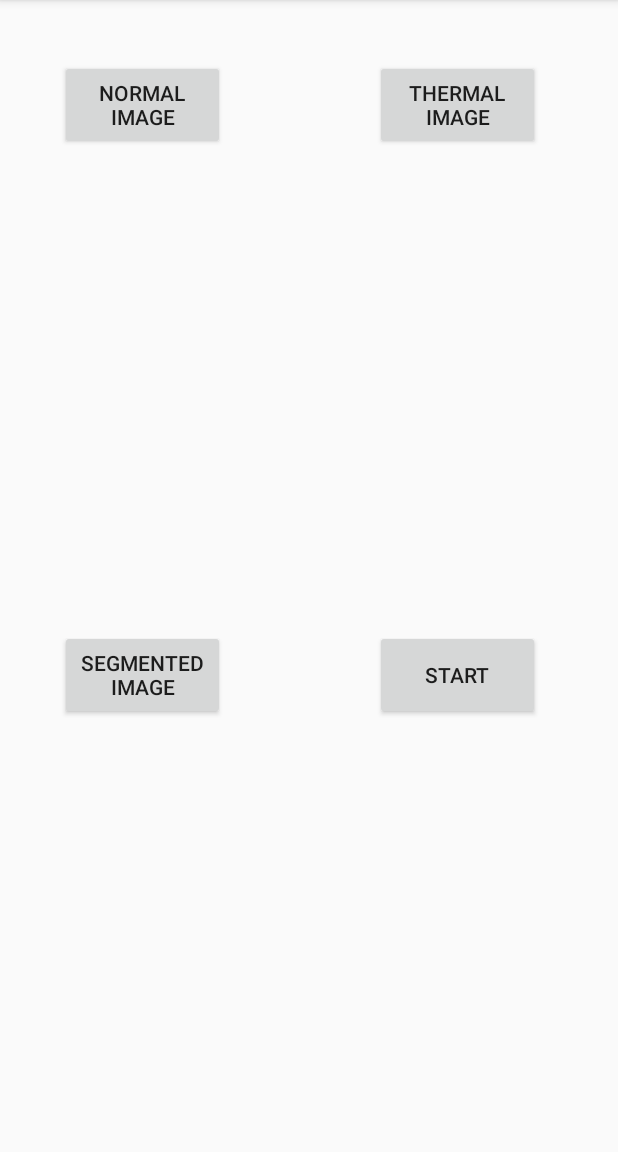
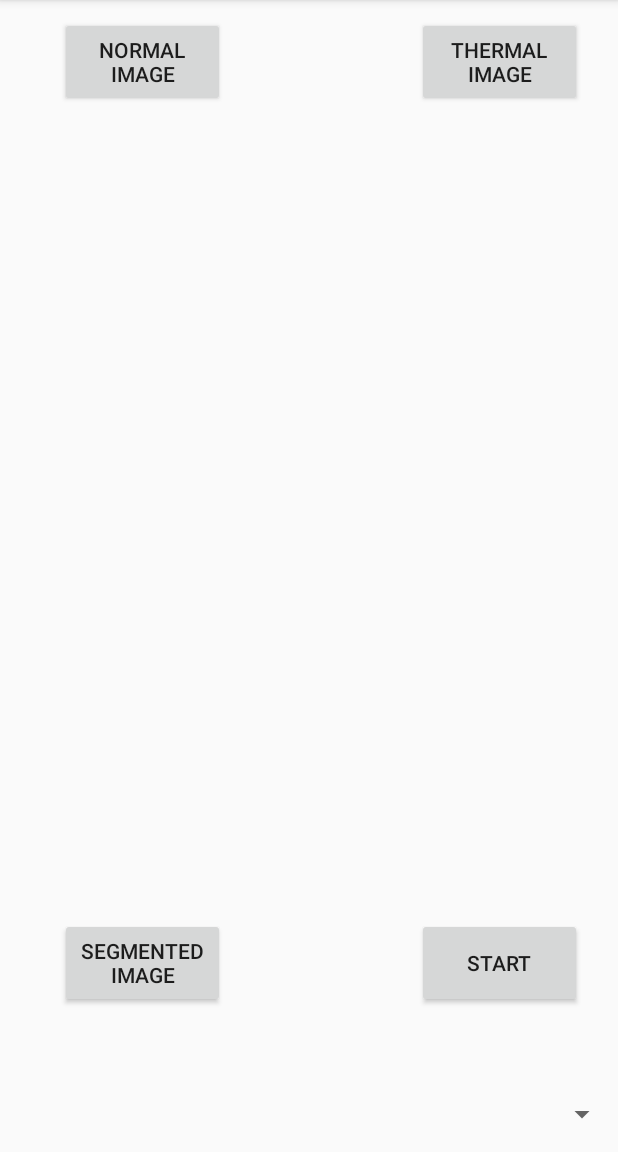
Before and after one commit to mdepak/mobile_computing, an Android app: the screen it shows after launch (MainActivity), on a phone screen of 412 x 824 dp, the part 84-1236 px from its top. Run offline under Robolectric (Android 15) with nearby library versions, the phone set to English and light mode, and no system bars.

Commit message:
Left with segmentation

```diff
--- a/ProjectApplication/app/src/main/java/com/example/ash2277/projectapplication/MainActivity.java
+++ b/ProjectApplication/app/src/main/java/com/example/ash2277/projectapplication/MainActivity.java
@@ -9,10 +9,12 @@ import android.os.Bundle;
 import android.provider.MediaStore;
 import android.support.v4.app.ActivityCompat;
 import android.support.v4.content.ContextCompat;
+import android.support.v4.view.ViewPager;
 import android.support.v7.app.AppCompatActivity;
+import android.util.Log;
 import android.view.View;
 import android.widget.Button;
-import android.widget.ImageView;
+import android.widget.TextView;
 import android.widget.Toast;
 
 import java.util.ArrayList;
@@ -28,6 +30,8 @@ import retrofit2.http.POST;
 import retrofit2.http.Part;
 import retrofit2.http.Path;
 
+import static java.lang.Thread.sleep;
+
 public class MainActivity extends AppCompatActivity {
 
     String url = "http://impact.asu.edu/";
@@ -37,9 +41,17 @@ public class MainActivity extends AppCompatActivity {
 
     Api api = retrofit.create(Api.class);
 
+    ViewPager viewpager;
+    Button normalButton;
+    Button thermalButton;
+    Button segmentButton;
+    Button startButton;
+    TextView textview1;
+    TextView textview2;
+
+
     ArrayList<Uri> images = new ArrayList<>();
-    ImageView imageView;
-    private String imagepath=null;
+    ArrayList<String> imagepath= new ArrayList<>();
 
     public interface  Api{
         @Multipart
@@ -75,13 +87,15 @@ public class MainActivity extends AppCompatActivity {
             }
         }
 
+        viewpager = findViewById(R.id.viewPager);
 
-        imageView = (ImageView) findViewById(R.id.imgView);
+        normalButton = findViewById(R.id.normalBtn);
+        thermalButton = findViewById(R.id.thermalBtn);
+        segmentButton = findViewById(R.id.segmentBtn);
+        startButton = findViewById(R.id.startBtn);
+        textview1 = findViewById(R.id.pathView1);
+        textview2 = findViewById(R.id.pathView2);
 
-        Button normalButton = findViewById(R.id.normalBtn);
-        Button thermalButton = findViewById(R.id.thermalBtn);
-        Button segmentButton = findViewById(R.id.segmentBtn);
-        Button startButton = findViewById(R.id.startBtn);
 
         normalButton.setOnClickListener(new View.OnClickListener() {
             @Override
@@ -90,21 +104,70 @@ public class MainActivity extends AppCompatActivity {
                 startActivityForResult(gallery, 1);
             }
         });
+
+        thermalButton.setOnClickListener(new View.OnClickListener() {
+            @Override
+            public void onClick(View view) {
+                Intent gallery = new Intent(Intent.ACTION_PICK,MediaStore.Images.Media.INTERNAL_CONTENT_URI);
+                startActivityForResult(gallery, 2);
+            }
+        });
+
+        startButton.setOnClickListener(new View.OnClickListener() {
+            @Override
+            public void onClick(View view) {
+                try {
+                    sleep(5000);
+                    Toast.makeText(MainActivity.this, "Segmentation is done..!!! ", Toast.LENGTH_LONG).show();
+                } catch (InterruptedException e) {
+                    e.printStackTrace();
+                }
+            }
+        });
+
+        segmentButton.setOnClickListener(new View.OnClickListener() {
+            @Override
+            public void onClick(View view) {
+
+            }
+        });
+
+
+
+
+
     }
 
-
+    ///sdcard/Android/Data/CSE535_ASSIGNMENT2/group_2.db
     protected void onActivityResult(int requestCode, int resultCode, Intent data) {
         super.onActivityResult(requestCode, resultCode, data);
-        if (requestCode == 1) {
-            // Get the Image from data
-            Uri uri = data.getData();
-            images.add(uri);
-            imageView.setImageURI(uri);
-            //ViewPagerAdaptor viewPagerAdapter = new ViewPagerAdaptor(this, images);
-            //viewPager.setAdapter(viewPagerAdapter);
-            ///sdcard/Android/Data/CSE535_ASSIGNMENT2/group_2.db
+        if (requestCode == 1)
+        {
+            Uri mImageUri=data.getData();
 
+            String path = getPath(mImageUri);
+            Log.d("Location1", "Pic's location " + path);
+            images.add(mImageUri);
+            imagepath.add(path);
+            textview1.setText(path);
+            ViewPagerAdaptor viewPagerAdapter = new ViewPagerAdaptor(this, images);
+            viewpager.setAdapter(viewPagerAdapter);
         }
+
+        else if(requestCode == 2)
+        {
+            Uri mImageUri=data.getData();
+            String path = getPath(mImageUri);
+            Log.d("Location2", "Pic's location " + path);
+            images.add(mImageUri);
+            imagepath.add(path);
+            textview2.setText(path);
+            ViewPagerAdaptor viewPagerAdapter = new ViewPagerAdaptor(this, images);
+            viewpager.setAdapter(viewPagerAdapter);
+        }
+
+        Log.d("Location main", "Pic's location " + imagepath);
+
     }
 
 
@@ -112,6 +175,7 @@ public class MainActivity extends AppCompatActivity {
         String[] projection = { MediaStore.Images.Media.DATA };
         @Deprecated
         Cursor cursor = managedQuery(uri, projection, null, null, null);
+        //Cursor cursor = getContentResolver().query(uri, projection, null, null, null);
         int column_index = cursor.getColumnIndexOrThrow(MediaStore.Images.Media.DATA);
         cursor.moveToFirst();
         return cursor.getString(column_index);
@@ -119,5 +183,4 @@ public class MainActivity extends AppCompatActivity {
 
 
 
-
 }
--- a/ProjectApplication/app/src/main/res/layout/activity_main.xml
+++ b/ProjectApplication/app/src/main/res/layout/activity_main.xml
@@ -9,44 +9,80 @@
     xmlns:tools="http://schemas.android.com/tools">
 
     <Button
+        android:id="@+id/normalBtn"
         android:layout_width="110dp"
         android:layout_height="60dp"
-        android:layout_marginLeft="40dp"
-        android:layout_marginTop="40dp"
-        android:id="@+id/normalBtn"
-        android:text="Normal Image"/>
+        android:layout_alignParentStart="true"
+        android:layout_alignParentTop="true"
+        android:layout_marginStart="40dp"
+        android:layout_marginTop="11dp"
+        android:text="Normal Image" />
+
+    <TextView
+        android:id="@+id/pathView1"
+        android:layout_width="match_parent"
+        android:layout_height="wrap_content"
+        android:layout_alignParentStart="true"
+        android:layout_alignParentTop="true"
+        android:layout_marginTop="89dp"
+        android:text="" />
+
+    <TextView
+        android:id="@+id/pathView2"
+        android:layout_width="match_parent"
+        android:layout_height="wrap_content"
+        android:layout_alignParentStart="true"
+        android:layout_alignParentTop="true"
+        android:layout_marginTop="127dp"
+        android:text="" />
 
     <Button
+        android:id="@+id/thermalBtn"
         android:layout_width="110dp"
         android:layout_height="60dp"
-        android:layout_marginLeft="250dp"
-        android:layout_marginTop="40dp"
-        android:id="@+id/thermalBtn"
-        android:text="Thermal Image"/>
+        android:layout_alignParentEnd="true"
+        android:layout_alignTop="@+id/normalBtn"
+        android:layout_marginEnd="24dp"
+        android:text="Thermal Image" />
 
     <Button
+        android:id="@+id/segmentBtn"
         android:layout_width="110dp"
         android:layout_height="60dp"
-        android:layout_marginLeft="40dp"
-        android:layout_marginTop="420dp"
-        android:id="@+id/segmentBtn"
-        android:text="Segmented Image"/>
+        android:layout_alignParentBottom="true"
+        android:layout_alignStart="@+id/normalBtn"
+        android:layout_marginBottom="96dp"
+        android:text="Segmented Image" />
 
     <Button
+        android:id="@+id/startBtn"
         android:layout_width="110dp"
         android:layout_height="60dp"
-        android:layout_marginLeft="250dp"
-        android:layout_marginTop="420dp"
-        android:id="@+id/startBtn"
-        android:text="Start"/>
+        android:layout_alignStart="@+id/thermalBtn"
+        android:layout_alignTop="@+id/segmentBtn"
+        android:text="Start" />
 
-    <ImageView
-        android:id="@+id/imgView"
+    <android.support.v4.view.ViewPager
+        android:id="@+id/viewPager"
+        android:layout_width="234dp"
+        android:layout_height="179dp"
+        android:layout_centerInParent="true" />
+
+    <TextView
         android:layout_width="match_parent"
-        android:layout_height="200dp"
+        android:layout_height="wrap_content"
+        android:id="@+id/text3"
+        android:visibility="gone"
+        android:text="Choose a food from the drop down list for which you want to get the information..!"/>
+
+    <Spinner
+        android:id="@+id/items"
+        android:layout_width="match_parent"
+        android:layout_height="wrap_content"
+        android:layout_alignParentBottom="true"
         android:layout_alignParentStart="true"
-        android:layout_centerVertical="true">
-    </ImageView>
+        android:layout_marginBottom="13dp" />
+
 
 
 </RelativeLayout>
```
Also changed, not shown: ProjectApplication/app/src/main/res/layout/segmented_layout.xml (added, +27 -0 lines).
